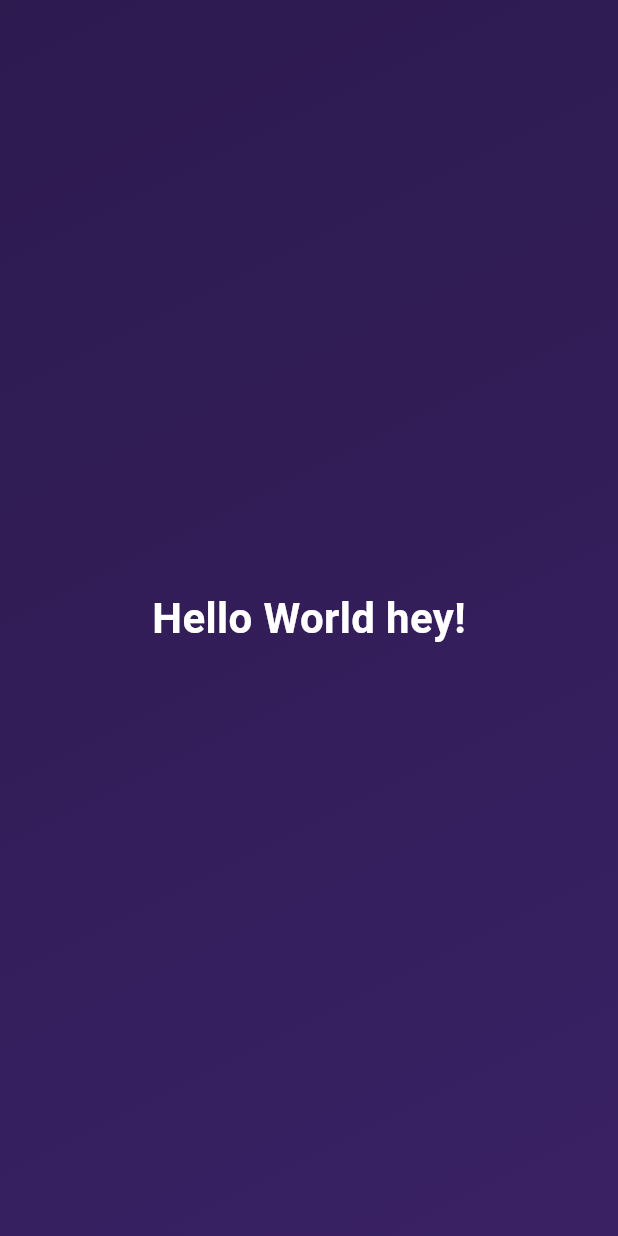
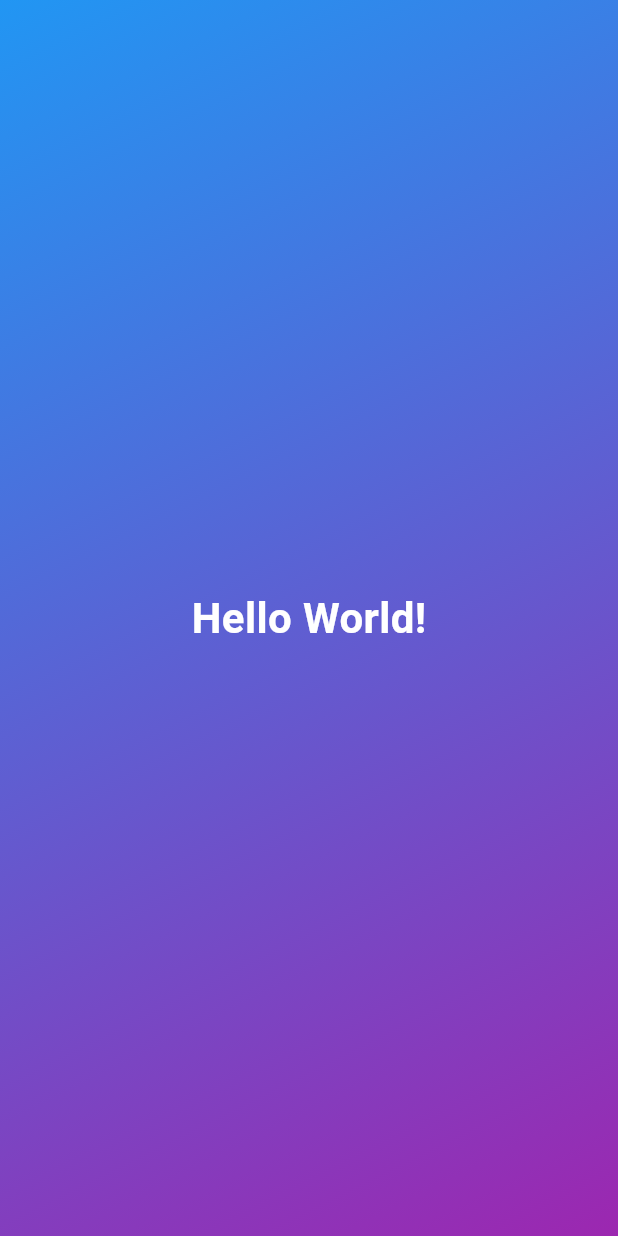
Before and after one commit to Juantrevi/flutter_app, a Flutter app: the screen it shows after launch, on a phone screen of 412 x 824 dp. Run offline on Flutter 3.47's test engine with Material 3 defaults, Android fonts, the phone set to English and light mode, and no system bars.

Commit message:
-- Dividing --

```diff
--- a/lib/gradient_container.dart
+++ b/lib/gradient_container.dart
@@ -1,28 +1,61 @@
 import 'package:first_app/style_text.dart';
 import 'package:flutter/material.dart';
 
+  const startAlignment = Alignment.topLeft;
+  const endAlignment = Alignment.bottomRight;
+
 class GradientContainer extends StatelessWidget {
 
-  const GradientContainer({super.key});
+   const GradientContainer({super.key, required this.colors});
+
+   final List<Color> colors;
 
   @override
   Widget build(BuildContext context) {
 
     return Container(
-      decoration: const BoxDecoration(
+      decoration: BoxDecoration(
         gradient: LinearGradient(
-          colors: [
-            Color.fromARGB(255, 45, 26, 79),
-            Color.fromARGB(255, 57, 33, 100),
-          ],
-          begin: Alignment.topLeft,
-          end: Alignment.bottomRight,
+          colors: colors,
+          begin: startAlignment,
+          end: endAlignment,
         ),
       ),
       child: const Center(
-        child: StyleText(),
+        child: StyleText('Hello World!'),
       ),
     );
 
   }
 }
+
+//--another way to do it--
+
+// class GradientContainer extends StatelessWidget {
+
+//    const GradientContainer(this.startColor, this.endColor, {super.key});
+
+//    final Color startColor;
+//    final Color endColor;
+
+//   @override
+//   Widget build(BuildContext context) {
+
+//     return Container(
+//       decoration: BoxDecoration(
+//         gradient: LinearGradient(
+//           colors: [
+//             startColor,
+//             endColor,
+//           ],
+//           begin: startAlignment,
+//           end: endAlignment,
+//         ),
+//       ),
+//       child: const Center(
+//         child: StyleText('Hello World!'),
+//       ),
+//     );
+
+//   }
+// }
--- a/lib/main.dart
+++ b/lib/main.dart
@@ -5,7 +5,8 @@ void main() {
   runApp(
     const MaterialApp(
       home: Scaffold(
-        body: GradientContainer(),
+        body: GradientContainer(
+          colors: [Colors.blue, Colors.purple],),
       ),
     ),
   );
--- a/lib/style_text.dart
+++ b/lib/style_text.dart
@@ -1,18 +1,18 @@
 import 'package:flutter/material.dart';
 
 class StyleText extends StatelessWidget {
-  const StyleText({super.key});
+  const StyleText(this.text, {super.key});
+
+  final String text;
 
   @override
   Widget build(BuildContext context) {
-    return Container(
-      child: const Text(
-        'Hello World hey!',
-        style: TextStyle(
-          fontSize: 28,
-          fontWeight: FontWeight.bold,
-          color: Colors.white,
-        ),
+    return Text(
+      text,
+      style: const TextStyle(
+        fontSize: 28,
+        fontWeight: FontWeight.bold,
+        color: Colors.white,
       ),
     );
   }
```
